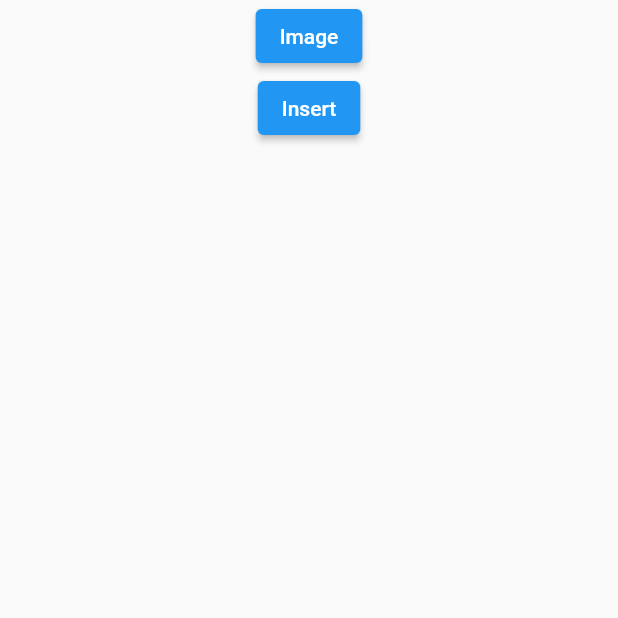
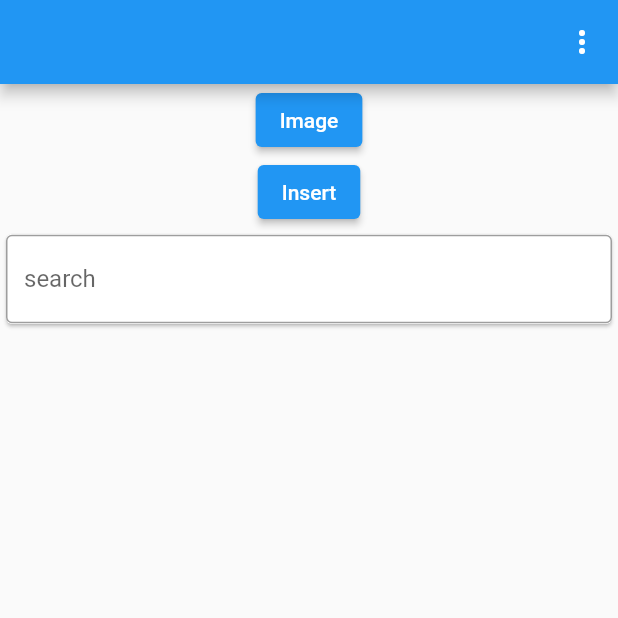
Before and after one commit to jensikhokhariya/database, a Flutter app: the screen it shows after launch, after a tap on "Insert", on a phone screen of 412 x 824 dp, the top half of it. Run offline on Flutter 3.47's test engine with Material 2 defaults, Android fonts, the phone set to English and light mode, and no system bars; our stand-ins replace image_picker, sqflite; accounts and stored records are empty.

Commit message:
5/8/2022

```diff
--- a/lib/screen/data_Screen.dart
+++ b/lib/screen/data_Screen.dart
@@ -18,6 +18,7 @@ class _Data_ScreenState extends State<Data_Screen> {
   TextEditingController txstd = TextEditingController();
   List<Map<String, dynamic>> l2 = [];
   XFile? f1;
+  String livedata = "";
 
   @override
   void initState() {
@@ -25,18 +26,59 @@ class _Data_ScreenState extends State<Data_Screen> {
     getData();
   }
 
-  Future<void> getData() async {
+  Future<List<Map<String, dynamic>>> getData({String? std}) async {
     DBHelper dbHelper = DBHelper();
-    List<Map<String, dynamic>> l1 = await dbHelper.readData();
+    List<Map<String, dynamic>> l1 = await dbHelper.readData(std);
     setState(() {
       l2 = l1;
     });
+    return l1;
   }
 
   @override
   Widget build(BuildContext context) {
     return SafeArea(
       child: Scaffold(
+        appBar: AppBar(
+          actions: [
+            PopupMenuButton(itemBuilder: (context) {
+              return [
+                PopupMenuItem(
+                  child: InkWell(
+                    onTap: () {
+                      getData(std: "12");
+                    },
+                    child: Text("12"),
+                  ),
+                ),
+                PopupMenuItem(
+                  child: InkWell(
+                    onTap: () {
+                      getData(std: "10");
+                    },
+                    child: Text("10"),
+                  ),
+                ),
+                PopupMenuItem(
+                  child: InkWell(
+                    onTap: () {
+                      getData(std: "9");
+                    },
+                    child: Text("9"),
+                  ),
+                ),
+                PopupMenuItem(
+                  child: InkWell(
+                    onTap: () {
+                      getData(std: "8");
+                    },
+                    child: Text("8"),
+                  ),
+                ),
+              ];
+            })
+          ],
+        ),
         body: Center(
           child: Column(
             children: [
@@ -63,6 +105,24 @@ class _Data_ScreenState extends State<Data_Screen> {
                 },
                 child: Text("Insert"),
               ),
+              Card(
+                child: Container(
+                  height: 60,
+                  alignment: Alignment.center,
+                  child: TextField(
+                    decoration: InputDecoration(
+                      hintText: "search",
+                      border: OutlineInputBorder(),
+                    ),
+                    onChanged: (value) {
+                      setState(() {
+                        livedata = value;
+                      });
+                      search(livedata);
+                    },
+                  ),
+                ),
+              ),
               Expanded(
                 child: ListView.builder(
                     itemCount: l2.length,
@@ -80,7 +140,9 @@ class _Data_ScreenState extends State<Data_Screen> {
                                   height: 30,
                                   width: 20,
                                   child: Image.memory(
-                                      base64Decode(l2[index]['image']),fit: BoxFit.fill,)),
+                                    base64Decode(l2[index]['image']),
+                                    fit: BoxFit.fill,
+                                  )),
                               IconButton(
                                 onPressed: () {
                                   txname = TextEditingController(
@@ -120,6 +182,23 @@ class _Data_ScreenState extends State<Data_Screen> {
         ),
       ),
     );
+  }
+
+  void search(String later) async {
+    List<Map<String, dynamic>> data = await getData();
+    List<Map<String, dynamic>> filterdata = [];
+
+    for (int i = 0; i < data.length; i++) {
+      if (data[i]['name']
+          .toString()
+          .toLowerCase()
+          .contains(later.toLowerCase())) {
+        filterdata.add(data[i]);
+        setState(() {
+          l2 = filterdata;
+        });
+      }
+    }
   }
 
   void updateDB(int id) {
--- a/lib/screen/data_s.dart
+++ b/lib/screen/data_s.dart
@@ -21,7 +21,7 @@ class DBHelper {
 
     return openDatabase(path, version: 1, onCreate: (db, version) {
       String query =
-          "CREATE TABLE student (id INTEGER PRIMARY KEY AUTOINCREMENT ,name TEXT ,no TEXT ,std TEXT ,parentname TEXT,image BLOB)";
+          "CREATE TABLE student (id INTEGER PRIMARY KEY AUTOINCREMENT ,name TEXT ,no TEXT ,std TEXT ,parentname TEXT,image TEXT)";
       db.execute(query);
     });
   }
@@ -33,9 +33,15 @@ class DBHelper {
         {"name": name, "no": no, "std": std, "parentname": parentname,"image":image});
   }
 
-  Future<List<Map<String, dynamic>>> readData() async {
+  Future<List<Map<String, dynamic>>> readData(String? std) async {
     database = await checkDB();
-    String query = "SELECT * FROM student";
+    String query="";
+    if(std!=null){
+      query = "SELECT * FROM student WHERE std = $std";
+    }
+    else{
+      query = "SELECT * FROM student";
+    }
     var res = database!.rawQuery(query);
     return res;
   }
```
